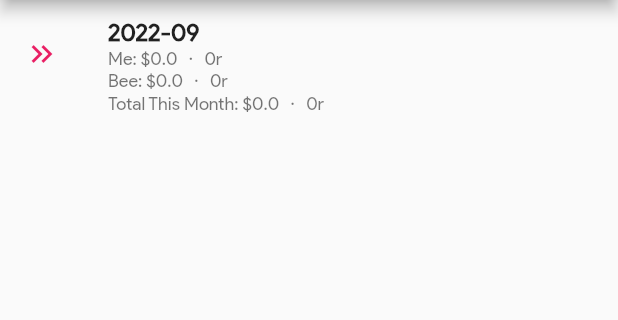
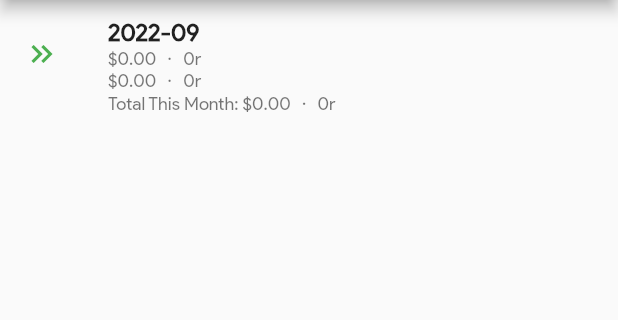
Before and after one commit to channdara/flutter_expanses, a Flutter app: the MonthlyExpensesScreen screen opened directly with empty values, on a phone screen of 412 x 824 dp, the part 84-404 px from its top. Run offline on Flutter 3.47's test engine with Material 2 defaults, Android fonts, the light colour scheme and no system bars; our stand-ins replace cloud_firestore, firebase_core; accounts and stored records are empty.

Commit message:
[UPDATE]: update ui on home screen

```diff
--- /dev/null
+++ b/lib/src/common/extension/int_extension.dart
@@ -0,0 +1,4 @@
+extension IntExtension on int {
+  String padLeft([int width = 2, String padding = '0']) =>
+      toString().padLeft(width, padding);
+}
--- a/lib/src/model/day_model.dart
+++ b/lib/src/model/day_model.dart
@@ -31,7 +31,7 @@ class DayModel extends BaseModel {
   final int totalRielBee;
 
   String get getTotalDailyExpenses =>
-      'Total Today: \$${totalDollarMe + totalDollarBee}   ·   ${totalRielMe + totalRielBee}r';
+      'Total Today: \$${(totalDollarMe + totalDollarBee).toStringAsFixed(2)}   ·   ${totalRielMe + totalRielBee}r';
 
   @override
   Map<String, Object?> toJson() => {
--- a/lib/src/model/month_model.dart
+++ b/lib/src/model/month_model.dart
@@ -30,12 +30,14 @@ class MonthModel extends BaseModel {
   final int totalRielMe;
   final int totalRielBee;
 
-  String get getMyExpenses => 'Me: \$$totalDollarMe   ·   ${totalRielMe}r';
+  String get getMyExpenses =>
+      '\$${totalDollarMe.toStringAsFixed(2)}   ·   ${totalRielMe}r';
 
-  String get getBeeExpenses => 'Bee: \$$totalDollarBee   ·   ${totalRielBee}r';
+  String get getBeeExpenses =>
+      '\$${totalDollarBee.toStringAsFixed(2)}   ·   ${totalRielBee}r';
 
   String get getTotalMonthlyExpenses =>
-      'Total This Month: \$${totalDollarMe + totalDollarBee}   ·   ${totalRielMe + totalRielBee}r';
+      'Total This Month: \$${(totalDollarMe + totalDollarBee).toStringAsFixed(2)}   ·   ${totalRielMe + totalRielBee}r';
 
   @override
   Map<String, Object?> toJson() => {
--- a/lib/src/ui/screen/add_item/tab_bar_widget.dart
+++ b/lib/src/ui/screen/add_item/tab_bar_widget.dart
@@ -36,7 +36,7 @@ class TabBarWidget extends StatelessWidget {
       case 0:
         return Colors.blue;
       case 1:
-        return Colors.pink;
+        return Colors.pinkAccent;
       default:
         return Colors.green;
     }
--- a/lib/src/ui/screen/monthly_expenses/monthly_expenses_list_item_widget.dart
+++ b/lib/src/ui/screen/monthly_expenses/monthly_expenses_list_item_widget.dart
@@ -11,9 +11,9 @@ class MonthlyExpensesListItemWidget extends StatelessWidget {
   @override
   Widget build(BuildContext context) {
     return ListTile(
-      leading: const Icon(
+      leading: Icon(
         Icons.keyboard_double_arrow_right,
-        color: Colors.pink,
+        color: Theme.of(context).primaryColor,
       ),
       title: Text(
         item.date.toYearMonth(),
--- a/pubspec.yaml
+++ b/pubspec.yaml
@@ -15,7 +15,7 @@ publish_to: 'none' # Remove this line if you wish to publish to pub.dev
 # In iOS, build-name is used as CFBundleShortVersionString while build-number used as CFBundleVersion.
 # Read more about iOS versioning at
 # https://developer.apple.com/library/archive/documentation/General/Reference/InfoPlistKeyReference/Articles/CoreFoundationKeys.html
-version: 1.3.7+10
+version: 1.4.0+11
 
 environment:
   sdk: ">=2.17.6 <3.0.0"
```
Also changed, not shown: lib/src/common/extension/timestamp_extension.dart (+6 -4 lines), lib/src/model/item_model.dart (+4 -4 lines), lib/src/ui/screen/daily_expanses/daily_expenses_month_widget.dart (+48 -18 lines), lib/src/ui/widget/card_widget.dart (added, +24 -0 lines).
